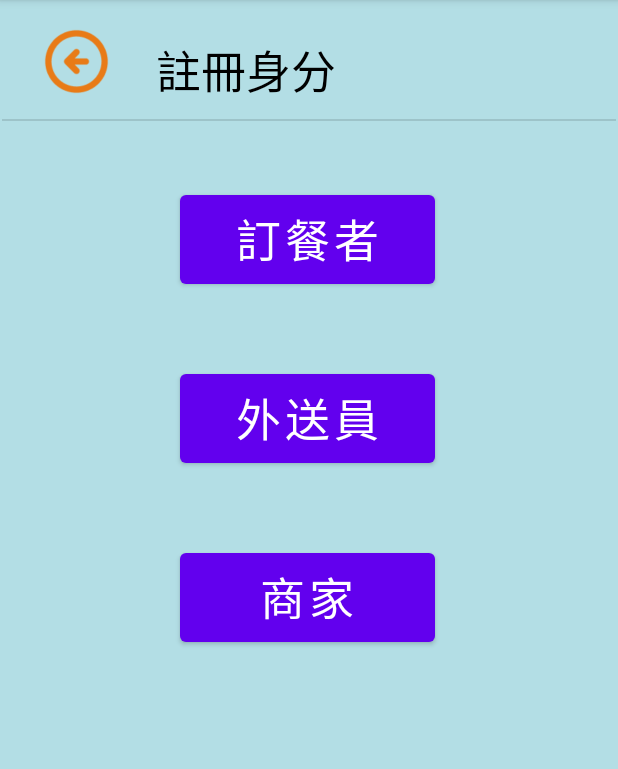
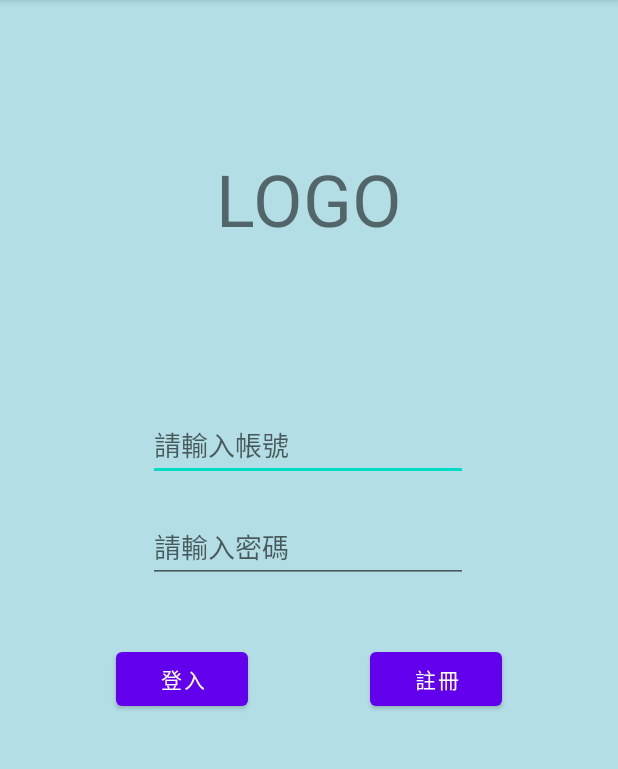
Before and after one commit to benson0935679831/lol_deliver, an Android app: the screen it shows after launch (MainActivity), on a phone screen of 412 x 824 dp, the part 84-853 px from its top. Run offline under Robolectric (Android 15) with nearby library versions, the phone set to English and light mode, and no system bars.

Commit message:
rename 3 activities and redo their function concerned

```diff
--- a/android/app/src/main/res/layout/activity_main.xml
+++ b/android/app/src/main/res/layout/activity_main.xml
@@ -4,83 +4,77 @@
     xmlns:tools="http://schemas.android.com/tools"
     android:layout_width="match_parent"
     android:layout_height="match_parent"
-    android:background="#B3DEE5"
+    android:background="@color/MainTheme_color"
     tools:context=".MainActivity">
 
-    <ImageView
-        android:id="@+id/btn_back1"
-        android:layout_width="50dp"
-        android:layout_height="50dp"
-        android:layout_marginTop="16dp"
-        app:layout_constraintEnd_toStartOf="@+id/tv_register"
-        app:layout_constraintHorizontal_bias="0.481"
-        app:layout_constraintStart_toStartOf="parent"
-        app:layout_constraintTop_toTopOf="parent"
-        app:srcCompat="@drawable/img" />
-
     <TextView
-        android:id="@+id/tv_register"
+        android:id="@+id/textView"
         android:layout_width="wrap_content"
         android:layout_height="wrap_content"
-        android:layout_marginStart="104dp"
-        android:layout_marginTop="24dp"
-        android:text="註冊身分"
-        android:textColor="#000000"
-        android:textSize="30sp"
+        android:layout_marginTop="100dp"
+        android:onClick="goBack"
+        android:text="LOGO"
+        android:textSize="48sp"
+        app:layout_constraintEnd_toEndOf="parent"
         app:layout_constraintStart_toStartOf="parent"
         app:layout_constraintTop_toTopOf="parent" />
 
-    <View
-        android:id="@+id/divider"
-        android:layout_width="409dp"
-        android:layout_height="1dp"
-        android:background="?android:attr/listDivider"
-        app:layout_constraintBottom_toTopOf="@+id/btn_user"
-        app:layout_constraintEnd_toEndOf="parent"
-        app:layout_constraintStart_toStartOf="parent"
-        app:layout_constraintTop_toBottomOf="@+id/tv_register"
-        app:layout_constraintVertical_bias="0.19" />
-
-    <Button
-        android:id="@+id/btn_user"
-        android:layout_width="170dp"
-        android:layout_height="71dp"
-        android:layout_marginTop="124dp"
-        android:onClick="goToLoginIntent"
-        android:shadowColor="#000000"
-        android:shadowDx="10"
-        android:shadowDy="100"
-        android:text="訂餐者"
-        android:textColor="#FFFFFF"
-        android:textColorLink="#E87B17"
-        android:textSize="30sp"
+    <EditText
+        android:id="@+id/editTextTextPersonName"
+        android:layout_width="wrap_content"
+        android:layout_height="wrap_content"
+        android:layout_marginTop="108dp"
+        android:ems="10"
+        android:hint="請輸入帳號"
+        android:inputType="textPersonName"
         app:layout_constraintEnd_toEndOf="parent"
         app:layout_constraintHorizontal_bias="0.497"
         app:layout_constraintStart_toStartOf="parent"
-        app:layout_constraintTop_toTopOf="parent" />
+        app:layout_constraintTop_toBottomOf="@+id/textView" />
+
+    <EditText
+        android:id="@+id/editTextTextPassword"
+        android:layout_width="wrap_content"
+        android:layout_height="wrap_content"
+        android:layout_marginTop="20dp"
+        android:ems="10"
+        android:hint="請輸入密碼"
+        android:inputType="textPassword"
+        app:layout_constraintEnd_toEndOf="parent"
+        app:layout_constraintHorizontal_bias="0.497"
+        app:layout_constraintStart_toStartOf="parent"
+        app:layout_constraintTop_toBottomOf="@+id/editTextTextPersonName" />
 
     <Button
-        android:id="@+id/btn_deliver"
-        android:layout_width="170dp"
-        android:layout_height="71dp"
-        android:layout_marginTop="48dp"
-        android:onClick="goToLoginPage"
-        android:text="外送員"
-        android:textSize="30sp"
-        app:layout_constraintEnd_toEndOf="@+id/btn_user"
-        app:layout_constraintStart_toStartOf="@+id/btn_user"
-        app:layout_constraintTop_toBottomOf="@+id/btn_user" />
+        android:id="@+id/btn_login"
+        android:layout_width="wrap_content"
+        android:layout_height="wrap_content"
+        android:layout_marginTop="40dp"
+        android:layout_marginEnd="8dp"
+        android:text="@string/log_in"
+        app:layout_constraintEnd_toStartOf="@+id/guideline2"
+        app:layout_constraintHorizontal_bias="0.705"
+        app:layout_constraintStart_toStartOf="parent"
+        app:layout_constraintTop_toBottomOf="@+id/editTextTextPassword" />
 
     <Button
-        android:id="@+id/btn_shoper"
-        android:layout_width="170dp"
-        android:layout_height="71dp"
-        android:layout_marginTop="48dp"
-        android:text="商家"
-        android:textSize="30sp"
-        app:layout_constraintEnd_toEndOf="@+id/btn_deliver"
-        app:layout_constraintHorizontal_bias="1.0"
-        app:layout_constraintStart_toStartOf="@+id/btn_deliver"
-        app:layout_constraintTop_toBottomOf="@+id/btn_deliver" />
+        android:id="@+id/btn_register"
+        android:layout_width="wrap_content"
+        android:layout_height="wrap_content"
+        android:layout_marginStart="8dp"
+        android:onClick="goToSltId"
+        android:text="@string/sign_up"
+        app:layout_constraintBottom_toBottomOf="@+id/btn_login"
+        app:layout_constraintEnd_toEndOf="parent"
+        app:layout_constraintHorizontal_bias="0.297"
+        app:layout_constraintStart_toStartOf="@+id/guideline2"
+        app:layout_constraintTop_toTopOf="@+id/btn_login" />
+
+    <androidx.constraintlayout.widget.Guideline
+        android:id="@+id/guideline2"
+        android:layout_width="wrap_content"
+        android:layout_height="wrap_content"
+        android:orientation="vertical"
+        app:layout_constraintGuide_percent="0.5" />
 
 </androidx.constraintlayout.widget.ConstraintLayout>
--- a/android/app/src/main/res/layout/activity_register_user.xml
+++ b/android/app/src/main/res/layout/activity_signup_user.xml
@@ -5,7 +5,7 @@
     android:layout_width="match_parent"
     android:layout_height="match_parent"
     android:background="@color/MainTheme_color"
-    tools:context=".UserRegisterActivity">
+    tools:context=".UserSignupActivity">
 
     <ImageButton
         android:id="@+id/btn_back"
@@ -136,6 +136,7 @@
         android:layout_width="wrap_content"
         android:layout_height="wrap_content"
         android:layout_marginTop="36dp"
+        android:onClick="register"
         android:text="@string/button_signUp"
         app:layout_constraintEnd_toEndOf="parent"
         app:layout_constraintHorizontal_bias="0.498"
--- a/android/app/src/main/res/values/strings.xml
+++ b/android/app/src/main/res/values/strings.xml
@@ -9,4 +9,6 @@
     <string name="hint_telInput">電話：</string>
     <string name="hint_addressInput">地址：</string>
     <string name="button_signUp">註冊</string>
+    <string name="log_in">登入</string>
+    <string name="sign_up">註冊</string>
 </resources>
```
Also changed, not shown: android/app/src/main/AndroidManifest.xml (+7 -7 lines), android/app/src/main/java/com/example/lol_deliver/MainActivity.java (+6 -6 lines), android/app/src/main/java/com/example/lol_deliver/MainActivity2.java (deleted, +0 -18 lines), android/app/src/main/java/com/example/lol_deliver/SelectIdentityActivity.java (renamed from android/app/src/main/java/com/example/lol_deliver/UserRegisterActivity.java, +9 -2 lines), android/app/src/main/java/com/example/lol_deliver/UserSignupActivity.java (added, +30 -0 lines), android/app/src/main/res/layout/activity_main2.xml (deleted, +0 -58 lines), android/app/src/main/res/layout/activity_select_identity.xml (added, +88 -0 lines).
